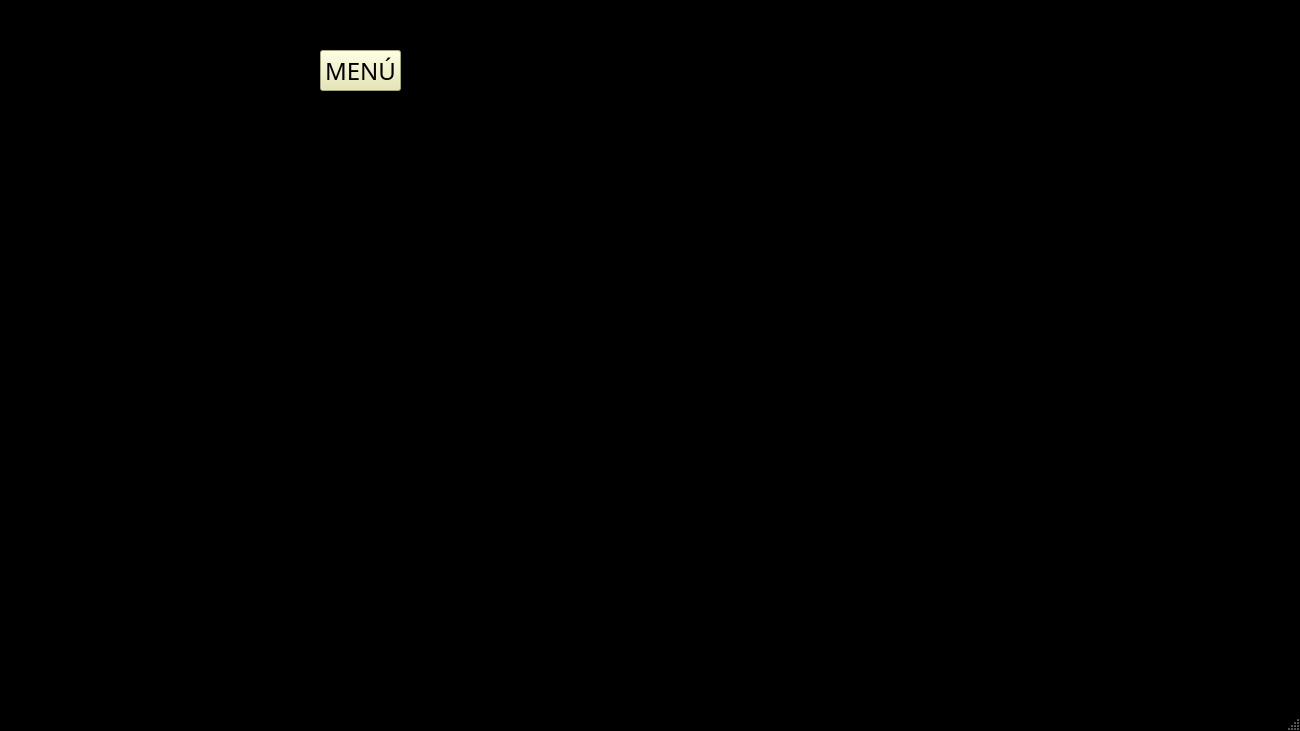
Above: ProyectoFinal/mainwindow.ui from mawidicris/Proyecto-Final-Info-II before the change. Below: the same form after it.
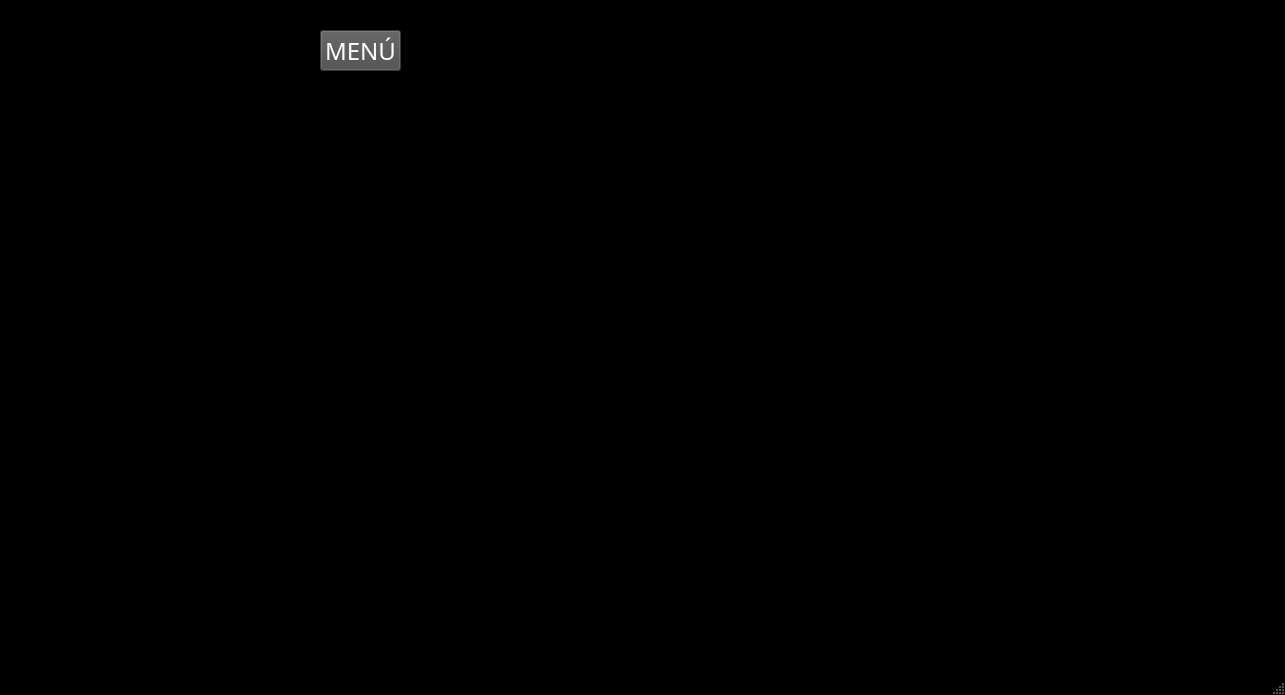
That is the form after the change.

Patch:
```diff
--- a/ProyectoFinal/mainwindow.ui
+++ b/ProyectoFinal/mainwindow.ui
@@ -6,8 +6,8 @@
    <rect>
     <x>0</x>
     <y>0</y>
-    <width>1300</width>
-    <height>731</height>
+    <width>1285</width>
+    <height>695</height>
    </rect>
   </property>
   <property name="palette">
@@ -110,8 +110,8 @@
      <rect>
       <x>0</x>
       <y>0</y>
-      <width>1301</width>
-      <height>731</height>
+      <width>1285</width>
+      <height>695</height>
      </rect>
     </property>
     <property name="palette">
@@ -168,7 +168,7 @@
     <property name="geometry">
      <rect>
       <x>320</x>
-      <y>50</y>
+      <y>30</y>
       <width>81</width>
       <height>41</height>
      </rect>
@@ -188,9 +188,9 @@
        <colorrole role="Button">
         <brush brushstyle="SolidPattern">
          <color alpha="255">
-          <red>230</red>
-          <green>230</green>
-          <blue>172</blue>
+          <red>75</red>
+          <green>75</green>
+          <blue>75</blue>
          </color>
         </brush>
        </colorrole>
@@ -224,27 +224,27 @@
        <colorrole role="ButtonText">
         <brush brushstyle="SolidPattern">
          <color alpha="255">
-          <red>0</red>
-          <green>0</green>
-          <blue>0</blue>
+          <red>255</red>
+          <green>255</green>
+          <blue>255</blue>
          </color>
         </brush>
        </colorrole>
        <colorrole role="Base">
         <brush brushstyle="SolidPattern">
          <color alpha="255">
-          <red>230</red>
-          <green>230</green>
-          <blue>172</blue>
+          <red>75</red>
+          <green>75</green>
+          <blue>75</blue>
          </color>
         </brush>
        </colorrole>
        <colorrole role="Window">
         <brush brushstyle="SolidPattern">
          <color alpha="255">
-          <red>230</red>
-          <green>230</green>
-          <blue>172</blue>
+          <red>75</red>
+          <green>75</green>
+          <blue>75</blue>
          </color>
         </brush>
        </colorrole>
@@ -280,9 +280,9 @@
        <colorrole role="Button">
         <brush brushstyle="SolidPattern">
          <color alpha="255">
-          <red>230</red>
-          <green>230</green>
-          <blue>172</blue>
+          <red>75</red>
+          <green>75</green>
+          <blue>75</blue>
          </color>
         </brush>
        </colorrole>
@@ -316,27 +316,27 @@
        <colorrole role="ButtonText">
         <brush brushstyle="SolidPattern">
          <color alpha="255">
-          <red>0</red>
-          <green>0</green>
-          <blue>0</blue>
+          <red>255</red>
+          <green>255</green>
+          <blue>255</blue>
          </color>
         </brush>
        </colorrole>
        <colorrole role="Base">
         <brush brushstyle="SolidPattern">
          <color alpha="255">
-          <red>230</red>
-          <green>230</green>
-          <blue>172</blue>
+          <red>75</red>
+          <green>75</green>
+          <blue>75</blue>
          </color>
         </brush>
        </colorrole>
        <colorrole role="Window">
         <brush brushstyle="SolidPattern">
          <color alpha="255">
-          <red>230</red>
-          <green>230</green>
-          <blue>172</blue>
+          <red>75</red>
+          <green>75</green>
+          <blue>75</blue>
          </color>
         </brush>
        </colorrole>
@@ -372,9 +372,9 @@
        <colorrole role="Button">
         <brush brushstyle="SolidPattern">
          <color alpha="255">
-          <red>230</red>
-          <green>230</green>
-          <blue>172</blue>
+          <red>75</red>
+          <green>75</green>
+          <blue>75</blue>
          </color>
         </brush>
        </colorrole>
@@ -417,18 +417,18 @@
        <colorrole role="Base">
         <brush brushstyle="SolidPattern">
          <color alpha="255">
-          <red>230</red>
-          <green>230</green>
-          <blue>172</blue>
+          <red>75</red>
+          <green>75</green>
+          <blue>75</blue>
          </color>
         </brush>
        </colorrole>
        <colorrole role="Window">
         <brush brushstyle="SolidPattern">
          <color alpha="255">
-          <red>230</red>
-          <green>230</green>
-          <blue>172</blue>
+          <red>75</red>
+          <green>75</green>
+          <blue>75</blue>
          </color>
         </brush>
        </colorrole>
@@ -467,8 +467,7 @@
      <enum>Qt::PreventContextMenu</enum>
     </property>
     <property name="styleSheet">
-     <string notr="true">
-background-color: rgb(230, 230, 172);</string>
+     <string notr="true">background-color: rgb(75, 75, 75);</string>
     </property>
     <property name="text">
      <string>MENÚ</string>
```
Left out of the diff: 2 changed lines with no effect on the pictures.
